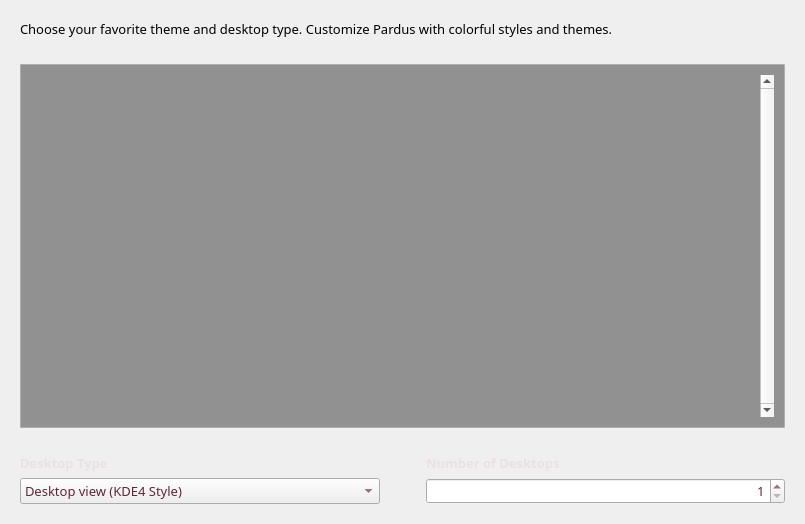
This is kde/kaptan/src/gui/styleWidget.ui in pars-linux/uludag as Qt 5 draws it before an edit. The edited form follows.
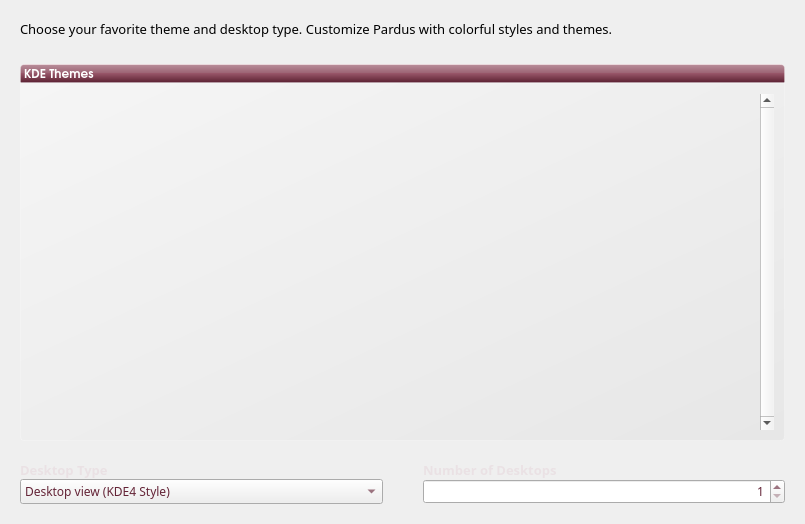
This is the edited form.

Patch:
```diff
--- a/kde/kaptan/src/gui/styleWidget.ui
+++ b/kde/kaptan/src/gui/styleWidget.ui
@@ -20,60 +20,44 @@
    <string>Themes</string>
   </property>
   <property name="styleSheet">
-   <string notr="true">QListWidget{
-border: 1px solid rgb(236, 236, 236, 80);
-color: rgb(234, 225, 228);
-}</string>
+   <string notr="true"/>
   </property>
   <layout class="QGridLayout" name="gridLayout">
    <property name="margin">
     <number>20</number>
    </property>
-   <item row="0" column="0" colspan="2">
+   <item row="2" column="0" colspan="2">
     <layout class="QVBoxLayout" name="verticalLayout">
+     <property name="spacing">
+      <number>0</number>
+     </property>
      <item>
-      <widget class="QLabel" name="description">
-       <property name="minimumSize">
-        <size>
-         <width>300</width>
-         <height>0</height>
-        </size>
-       </property>
+      <widget class="QLabel" name="label">
        <property name="font">
         <font>
-         <family>Sans Serif</family>
-         <pointsize>10</pointsize>
-         <weight>50</weight>
-         <bold>false</bold>
+         <family>URW Gothic L</family>
+         <pointsize>9</pointsize>
+         <weight>75</weight>
+         <bold>true</bold>
+         <underline>false</underline>
         </font>
        </property>
        <property name="styleSheet">
-        <string notr="true"/>
+        <string notr="true">background-color: qlineargradient(spread:pad, x1:0.5, y1:1, x2:0.5, y2:0, stop:0 rgba(183, 100, 124, 255), stop:0.0212465 rgba(91, 33, 50, 255), stop:0.521739 rgba(152, 86, 105, 255), stop:0.527174 rgba(155, 98, 115, 255), stop:0.983696 rgba(184, 141, 153, 255), stop:1 rgba(220, 173, 186, 255));
+/*background-color: qlineargradient(spread:pad, x1:1, y1:1, x2:0, y2:0, stop:0 rgba(219, 219, 219, 100), stop:1 rgba(255, 255, 255, 100));*/
+border: 1px solid rgba(255,255,255,50);
+color:white;
+border-top-left-radius: 4px;
+border-top-right-radius: 4px;</string>
        </property>
        <property name="text">
-        <string>Choose your favorite theme and desktop type. Customize Pardus with colorful styles and themes.</string>
+        <string>KDE Themes</string>
        </property>
-       <property name="wordWrap">
-        <bool>true</bool>
+       <property name="margin">
+        <number>5</number>
        </property>
       </widget>
      </item>
-     <item>
-      <spacer name="verticalSpacer_3">
-       <property name="orientation">
-        <enum>Qt::Vertical</enum>
-       </property>
-       <property name="sizeType">
-        <enum>QSizePolicy::Fixed</enum>
-       </property>
-       <property name="sizeHint" stdset="0">
-        <size>
-         <width>20</width>
-         <height>20</height>
-        </size>
-       </property>
-      </spacer>
-     </item>
      <item>
       <widget class="QListWidget" name="listStyles">
        <property name="enabled">
@@ -94,7 +78,14 @@
         </font>
        </property>
        <property name="styleSheet">
-        <string notr="true">#listStyles{padding:10px;background-color: rgba(0, 0, 0, 100);}</string>
+        <string notr="true">#listStyles{
+padding:10px;
+background-color: qlineargradient(spread:pad, x1:1, y1:1, x2:0, y2:0, stop:0 rgba(219, 219, 219, 100), stop:1 rgba(255, 255, 255, 100));
+border: 1px solid rgba(255,255,255,50);
+border-bottom-left-radius: 4px;
+border-bottom-right-radius: 4px;
+}
+</string>
        </property>
        <property name="frameShape">
         <enum>QFrame::NoFrame</enum>
@@ -102,6 +93,9 @@
        <property name="verticalScrollBarPolicy">
         <enum>Qt::ScrollBarAlwaysOn</enum>
        </property>
+       <property name="alternatingRowColors">
+        <bool>false</bool>
+       </property>
        <property name="verticalScrollMode">
         <enum>QAbstractItemView::ScrollPerPixel</enum>
        </property>
@@ -189,7 +183,7 @@
            <property name="font">
             <font>
              <family>Sans Serif</family>
-             <pointsize>10</pointsize>
+             <pointsize>9</pointsize>
             </font>
            </property>
            <property name="styleSheet">
@@ -250,7 +244,7 @@
            <property name="font">
             <font>
              <family>Sans Serif</family>
-             <pointsize>10</pointsize>
+             <pointsize>9</pointsize>
             </font>
            </property>
            <property name="layoutDirection">
@@ -276,6 +270,49 @@
      </item>
     </layout>
    </item>
+   <item row="0" column="0" colspan="2">
+    <widget class="QLabel" name="description">
+     <property name="minimumSize">
+      <size>
+       <width>300</width>
+       <height>0</height>
+      </size>
+     </property>
+     <property name="font">
+      <font>
+       <family>Sans Serif</family>
+       <pointsize>10</pointsize>
+       <weight>50</weight>
+       <bold>false</bold>
+      </font>
+     </property>
+     <property name="styleSheet">
+      <string notr="true"/>
+     </property>
+     <property name="text">
+      <string>Choose your favorite theme and desktop type. Customize Pardus with colorful styles and themes.</string>
+     </property>
+     <property name="wordWrap">
+      <bool>true</bool>
+     </property>
+    </widget>
+   </item>
+   <item row="1" column="0" colspan="2">
+    <spacer name="verticalSpacer_3">
+     <property name="orientation">
+      <enum>Qt::Vertical</enum>
+     </property>
+     <property name="sizeType">
+      <enum>QSizePolicy::Fixed</enum>
+     </property>
+     <property name="sizeHint" stdset="0">
+      <size>
+       <width>20</width>
+       <height>20</height>
+      </size>
+     </property>
+    </spacer>
+   </item>
   </layout>
  </widget>
  <resources/>
```
